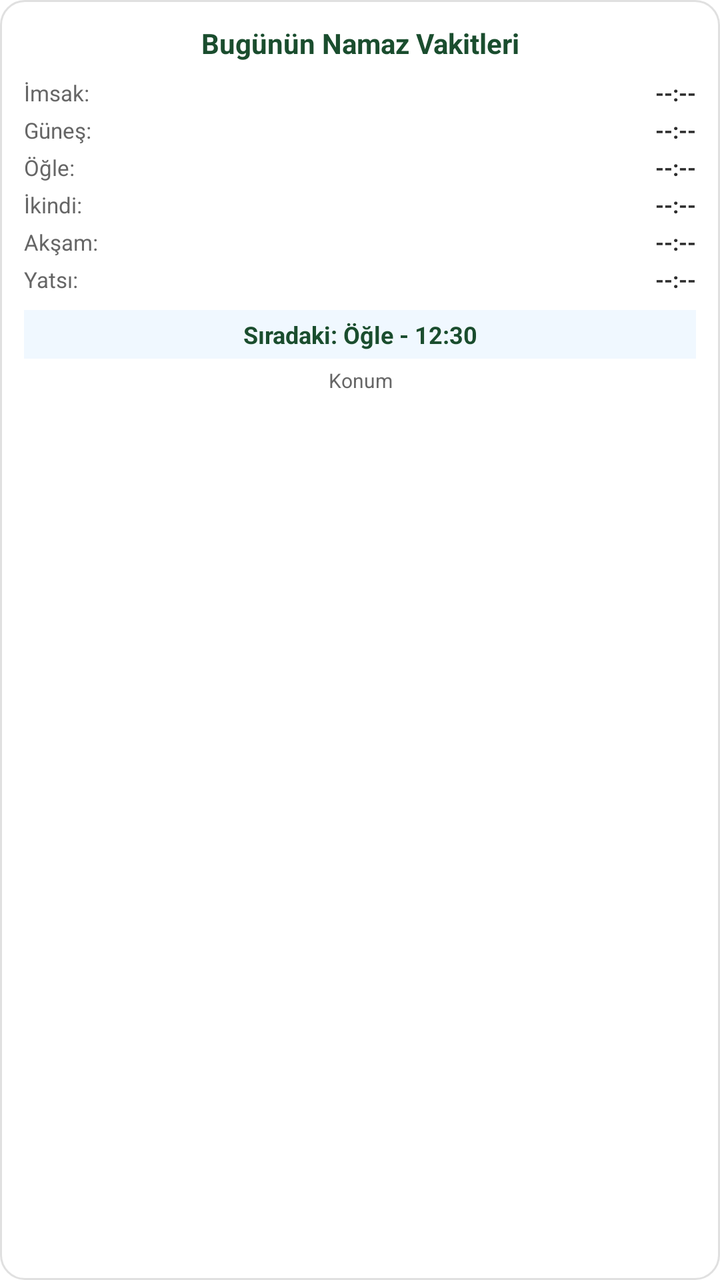
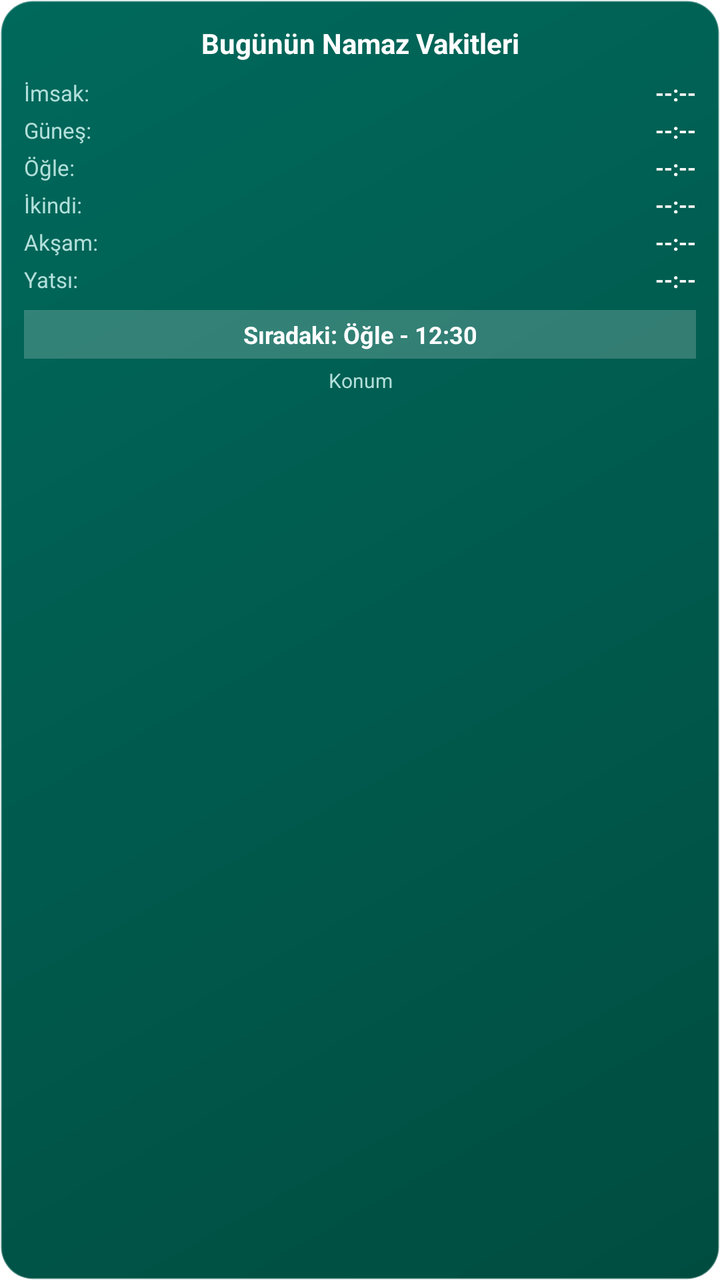

Before-and-after screenshots of an Android layout around one commit, followed by the original layout XML and the change that was made.
<!-- AndroidManifest.xml: fallback theme Theme.MaterialComponents.DayNight.NoActionBar -->
<!-- res/layout/prayer_widget.xml -->
<?xml version="1.0" encoding="utf-8"?>
<LinearLayout xmlns:android="http://schemas.android.com/apk/res/android"
    android:id="@+id/prayer_widget_container"
    android:layout_width="match_parent"
    android:layout_height="match_parent"
    android:background="@drawable/widget_background"
    android:orientation="vertical"
    android:padding="12dp">

    <TextView
        android:id="@+id/prayer_title"
        android:layout_width="match_parent"
        android:layout_height="wrap_content"
        android:text="Bugünün Namaz Vakitleri"
        android:textColor="#1a4d2e"
        android:textSize="14sp"
        android:textStyle="bold"
        android:gravity="center"
        android:layout_marginBottom="8dp" />

    <LinearLayout
        android:layout_width="match_parent"
        android:layout_height="wrap_content"
        android:orientation="horizontal"
        android:layout_marginBottom="4dp">
        
        <TextView
            android:layout_width="0dp"
            android:layout_height="wrap_content"
            android:layout_weight="1"
            android:text="İmsak:"
            android:textColor="#666666"
            android:textSize="11sp" />
        
        <TextView
            android:id="@+id/prayer_imsak"
            android:layout_width="wrap_content"
            android:layout_height="wrap_content"
            android:text="--:--"
            android:textColor="#2d2d2d"
            android:textSize="11sp"
            android:textStyle="bold" />
    </LinearLayout>

    <LinearLayout
        android:layout_width="match_parent"
        android:layout_height="wrap_content"
        android:orientation="horizontal"
        android:layout_marginBottom="4dp">
        
        <TextView
            android:layout_width="0dp"
            android:layout_height="wrap_content"
            android:layout_weight="1"
            android:text="Güneş:"
            android:textColor="#666666"
            android:textSize="11sp" />
        
        <TextView
            android:id="@+id/prayer_gunes"
            android:layout_width="wrap_content"
            android:layout_height="wrap_content"
            android:text="--:--"
            android:textColor="#2d2d2d"
            android:textSize="11sp"
            android:textStyle="bold" />
    </LinearLayout>

    <LinearLayout
        android:layout_width="match_parent"
        android:layout_height="wrap_content"
        android:orientation="horizontal"
        android:layout_marginBottom="4dp">
        
        <TextView
            android:layout_width="0dp"
            android:layout_height="wrap_content"
            android:layout_weight="1"
            android:text="Öğle:"
            android:textColor="#666666"
            android:textSize="11sp" />
        
        <TextView
            android:id="@+id/prayer_ogle"
            android:layout_width="wrap_content"
            android:layout_height="wrap_content"
            android:text="--:--"
            android:textColor="#2d2d2d"
            android:textSize="11sp"
            android:textStyle="bold" />
    </LinearLayout>

    <LinearLayout
        android:layout_width="match_parent"
        android:layout_height="wrap_content"
        android:orientation="horizontal"
        android:layout_marginBottom="4dp">
        
        <TextView
            android:layout_width="0dp"
            android:layout_height="wrap_content"
            android:layout_weight="1"
            android:text="İkindi:"
            android:textColor="#666666"
            android:textSize="11sp" />
        
        <TextView
            android:id="@+id/prayer_ikindi"
            android:layout_width="wrap_content"
            android:layout_height="wrap_content"
            android:text="--:--"
            android:textColor="#2d2d2d"
            android:textSize="11sp"
            android:textStyle="bold" />
    </LinearLayout>

    <LinearLayout
        android:layout_width="match_parent"
        android:layout_height="wrap_content"
        android:orientation="horizontal"
        android:layout_marginBottom="4dp">
        
        <TextView
            android:layout_width="0dp"
            android:layout_height="wrap_content"
            android:layout_weight="1"
            android:text="Akşam:"
            android:textColor="#666666"
            android:textSize="11sp" />
        
        <TextView
            android:id="@+id/prayer_aksam"
            android:layout_width="wrap_content"
            android:layout_height="wrap_content"
            android:text="--:--"
            android:textColor="#2d2d2d"
            android:textSize="11sp"
            android:textStyle="bold" />
    </LinearLayout>

    <LinearLayout
        android:layout_width="match_parent"
        android:layout_height="wrap_content"
        android:orientation="horizontal"
        android:layout_marginBottom="8dp">
        
        <TextView
            android:layout_width="0dp"
            android:layout_height="wrap_content"
            android:layout_weight="1"
            android:text="Yatsı:"
            android:textColor="#666666"
            android:textSize="11sp" />
        
        <TextView
            android:id="@+id/prayer_yatsi"
            android:layout_width="wrap_content"
            android:layout_height="wrap_content"
            android:text="--:--"
            android:textColor="#2d2d2d"
            android:textSize="11sp"
            android:textStyle="bold" />
    </LinearLayout>

    <TextView
        android:id="@+id/prayer_next"
        android:layout_width="match_parent"
        android:layout_height="wrap_content"
        android:text="Sıradaki: Öğle - 12:30"
        android:textColor="#1a4d2e"
        android:textSize="12sp"
        android:textStyle="bold"
        android:gravity="center"
        android:background="#f0f8ff"
        android:padding="4dp"
        android:layout_marginBottom="4dp" />

    <TextView
        android:id="@+id/prayer_location"
        android:layout_width="match_parent"
        android:layout_height="wrap_content"
        android:text="Konum"
        android:textColor="#666666"
        android:textSize="10sp"
        android:gravity="center" />

</LinearLayout>
<!-- resources referenced by this layout -->
<resources>
  <!-- drawable widget_background (drawable) -->
  <?xml version="1.0" encoding="utf-8"?>
  <shape xmlns:android="http://schemas.android.com/apk/res/android">
      <solid android:color="#ffffff" />
      <corners android:radius="12dp" />
      <stroke android:width="1dp" android:color="#e0e0e0" />
      <padding 
          android:left="8dp"
          android:top="8dp"
          android:right="8dp"
          android:bottom="8dp" />
  </shape>
</resources>

<!-- the commit's change to res/layout/prayer_widget.xml (unified diff, before → after) -->
@@ -1,4 +1,4 @@
-<?xml version="1.0" encoding="utf-8"?>
+﻿<?xml version="1.0" encoding="utf-8"?>
 <LinearLayout xmlns:android="http://schemas.android.com/apk/res/android"
     android:id="@+id/prayer_widget_container"
     android:layout_width="match_parent"
@@ -12,7 +12,7 @@
         android:layout_width="match_parent"
         android:layout_height="wrap_content"
         android:text="Bugünün Namaz Vakitleri"
-        android:textColor="#1a4d2e"
+        android:textColor="#FFFFFF"
         android:textSize="14sp"
         android:textStyle="bold"
         android:gravity="center"
@@ -23,21 +23,21 @@
         android:layout_height="wrap_content"
         android:orientation="horizontal"
         android:layout_marginBottom="4dp">
-        
+
         <TextView
             android:layout_width="0dp"
             android:layout_height="wrap_content"
             android:layout_weight="1"
             android:text="İmsak:"
-            android:textColor="#666666"
+            android:textColor="#B2DFDB"
             android:textSize="11sp" />
-        
+
         <TextView
             android:id="@+id/prayer_imsak"
             android:layout_width="wrap_content"
             android:layout_height="wrap_content"
             android:text="--:--"
-            android:textColor="#2d2d2d"
+            android:textColor="#FFFFFF"
             android:textSize="11sp"
             android:textStyle="bold" />
     </LinearLayout>
@@ -47,21 +47,21 @@
         android:layout_height="wrap_content"
         android:orientation="horizontal"
         android:layout_marginBottom="4dp">
-        
+
         <TextView
             android:layout_width="0dp"
             android:layout_height="wrap_content"
             android:layout_weight="1"
             android:text="Güneş:"
-            android:textColor="#666666"
+            android:textColor="#B2DFDB"
             android:textSize="11sp" />
-        
+
         <TextView
             android:id="@+id/prayer_gunes"
             android:layout_width="wrap_content"
             android:layout_height="wrap_content"
             android:text="--:--"
-            android:textColor="#2d2d2d"
+            android:textColor="#FFFFFF"
             android:textSize="11sp"
             android:textStyle="bold" />
     </LinearLayout>
@@ -71,21 +71,21 @@
         android:layout_height="wrap_content"
         android:orientation="horizontal"
         android:layout_marginBottom="4dp">
-        
+
         <TextView
             android:layout_width="0dp"
             android:layout_height="wrap_content"
             android:layout_weight="1"
             android:text="Öğle:"
-            android:textColor="#666666"
+            android:textColor="#B2DFDB"
             android:textSize="11sp" />
-        
+
         <TextView
             android:id="@+id/prayer_ogle"
             android:layout_width="wrap_content"
             android:layout_height="wrap_content"
             android:text="--:--"
-            android:textColor="#2d2d2d"
+            android:textColor="#FFFFFF"
             android:textSize="11sp"
             android:textStyle="bold" />
     </LinearLayout>
@@ -95,21 +95,21 @@
         android:layout_height="wrap_content"
         android:orientation="horizontal"
         android:layout_marginBottom="4dp">
-        
+
         <TextView
             android:layout_width="0dp"
             android:layout_height="wrap_content"
             android:layout_weight="1"
             android:text="İkindi:"
-            android:textColor="#666666"
+            android:textColor="#B2DFDB"
             android:textSize="11sp" />
-        
+
         <TextView
             android:id="@+id/prayer_ikindi"
             android:layout_width="wrap_content"
             android:layout_height="wrap_content"
             android:text="--:--"
-            android:textColor="#2d2d2d"
+            android:textColor="#FFFFFF"
             android:textSize="11sp"
             android:textStyle="bold" />
     </LinearLayout>
@@ -119,21 +119,21 @@
         android:layout_height="wrap_content"
         android:orientation="horizontal"
         android:layout_marginBottom="4dp">
-        
+
         <TextView
             android:layout_width="0dp"
             android:layout_height="wrap_content"
             android:layout_weight="1"
             android:text="Akşam:"
-            android:textColor="#666666"
+            android:textColor="#B2DFDB"
             android:textSize="11sp" />
-        
+
         <TextView
             android:id="@+id/prayer_aksam"
             android:layout_width="wrap_content"
             android:layout_height="wrap_content"
             android:text="--:--"
-            android:textColor="#2d2d2d"
+            android:textColor="#FFFFFF"
             android:textSize="11sp"
             android:textStyle="bold" />
     </LinearLayout>
@@ -143,21 +143,21 @@
         android:layout_height="wrap_content"
         android:orientation="horizontal"
         android:layout_marginBottom="8dp">
-        
+
         <TextView
             android:layout_width="0dp"
             android:layout_height="wrap_content"
             android:layout_weight="1"
             android:text="Yatsı:"
-            android:textColor="#666666"
+            android:textColor="#B2DFDB"
             android:textSize="11sp" />
-        
+
         <TextView
             android:id="@+id/prayer_yatsi"
             android:layout_width="wrap_content"
             android:layout_height="wrap_content"
             android:text="--:--"
-            android:textColor="#2d2d2d"
+            android:textColor="#FFFFFF"
             android:textSize="11sp"
             android:textStyle="bold" />
     </LinearLayout>
@@ -167,11 +167,11 @@
         android:layout_width="match_parent"
         android:layout_height="wrap_content"
         android:text="Sıradaki: Öğle - 12:30"
-        android:textColor="#1a4d2e"
+        android:textColor="#FFFFFF"
         android:textSize="12sp"
         android:textStyle="bold"
         android:gravity="center"
-        android:background="#f0f8ff"
+        android:background="#33FFFFFF"
         android:padding="4dp"
         android:layout_marginBottom="4dp" />
 
@@ -180,7 +180,7 @@
         android:layout_width="match_parent"
         android:layout_height="wrap_content"
         android:text="Konum"
-        android:textColor="#666666"
+        android:textColor="#B2DFDB"
         android:textSize="10sp"
         android:gravity="center" />
 
<!-- resource entries referenced after the edit -->
@@ -3,14 +3,17 @@
   <!-- drawable widget_background (drawable) -->
   <?xml version="1.0" encoding="utf-8"?>
   <shape xmlns:android="http://schemas.android.com/apk/res/android">
-      <solid android:color="#ffffff" />
-      <corners android:radius="12dp" />
-      <stroke android:width="1dp" android:color="#e0e0e0" />
-      <padding 
-          android:left="8dp"
-          android:top="8dp"
-          android:right="8dp"
-          android:bottom="8dp" />
+      <gradient
+          android:startColor="#00695C"
+          android:endColor="#004D40"
+          android:angle="315" />
+      <corners android:radius="16dp" />
+      <stroke android:width="1dp" android:color="#4DFFFFFF" />
+      <padding
+          android:left="12dp"
+          android:top="12dp"
+          android:right="12dp"
+          android:bottom="12dp" />
   </shape>
 </resources>
 
